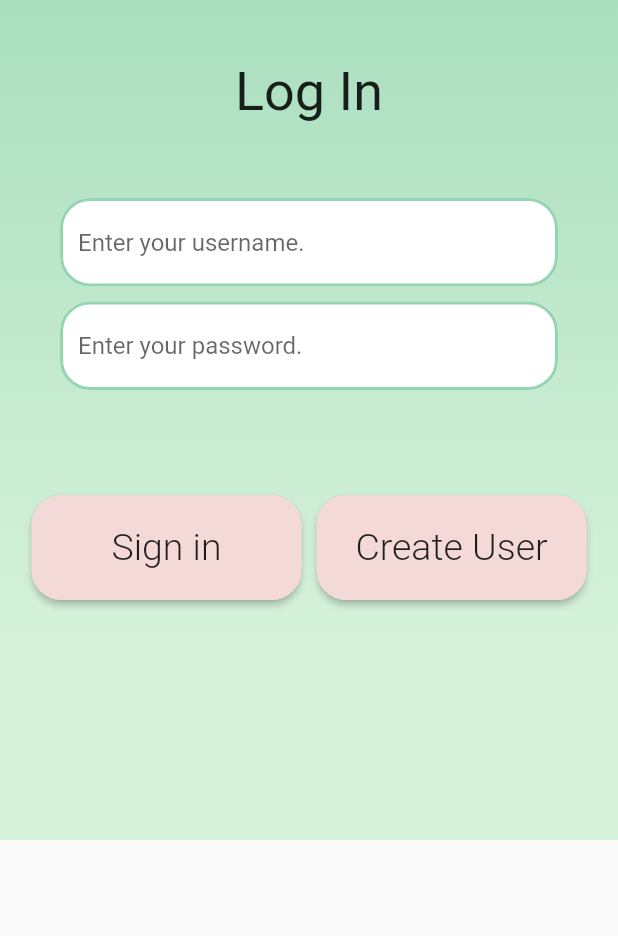
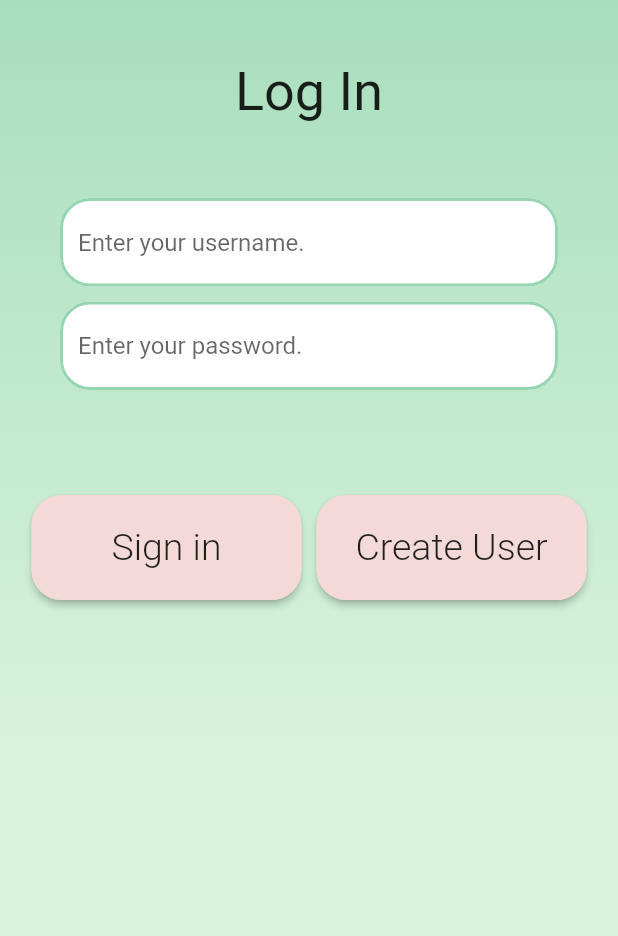
Before and after one commit to gu-tig169/Grupp5, a Flutter app: the screen it shows after launch, on a phone screen of 412 x 824 dp, the part 300-1236 px from its top. Run offline on Flutter 3.47's test engine with Material 2 defaults, Android fonts, the light colour scheme and no system bars; accounts and stored records are empty; network calls fail.

Commit message:
bottom padding i loginscreen

```diff
--- a/lib/Network/rest_service.dart
+++ b/lib/Network/rest_service.dart
@@ -24,7 +24,7 @@ class RestService {
     );
   }
 
-  // hämtar players
+  // fetches players from firebase
   static Future<List<Player>> getPlayers() async {
     String path = "user.json";
     http.Response response = await http.get(url + path);
--- a/lib/view/after_game_view.dart
+++ b/lib/view/after_game_view.dart
@@ -8,7 +8,7 @@ import 'package:triviaholic/state/player_state.dart';
 import 'package:triviaholic/view/widgets/gradient.dart';
 import 'package:triviaholic/view/widgets/common_widgets.dart';
 
-class EndScreenView extends StatelessWidget {
+class AfterGameView extends StatelessWidget {
   @override
   Widget build(BuildContext context) {
     Player player =
--- a/lib/view/login_view.dart
+++ b/lib/view/login_view.dart
@@ -13,8 +13,8 @@ class LoginView extends StatelessWidget {
   @override
   Widget build(BuildContext context) {
     return Scaffold(
-      body: SingleChildScrollView(
-        child: Center(
+      resizeToAvoidBottomInset: false,
+      body: Center(
         child: Gradienter(
           widget: Column(
             children: [
@@ -33,9 +33,7 @@ class LoginView extends StatelessWidget {
                   _newProfileButton(context, "Create User"),
                 ],
               ),
-                spaceBetween(110),
             ],
-            ),
           ),
         ),
       ),
```
Lines whose indentation alone changed are shown as unchanged.
